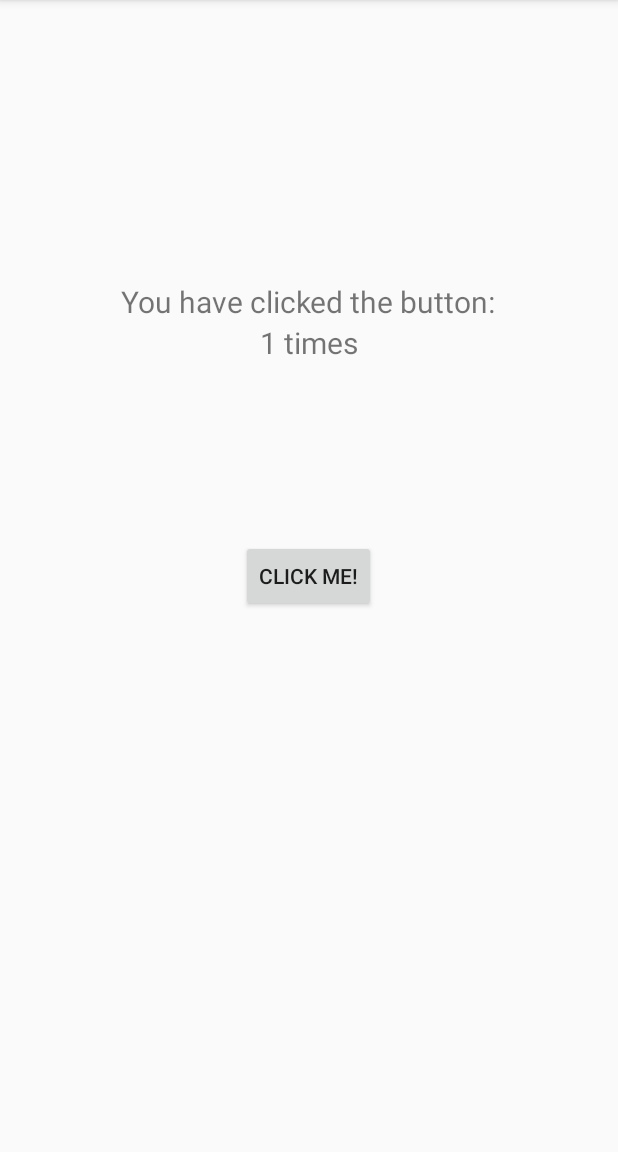
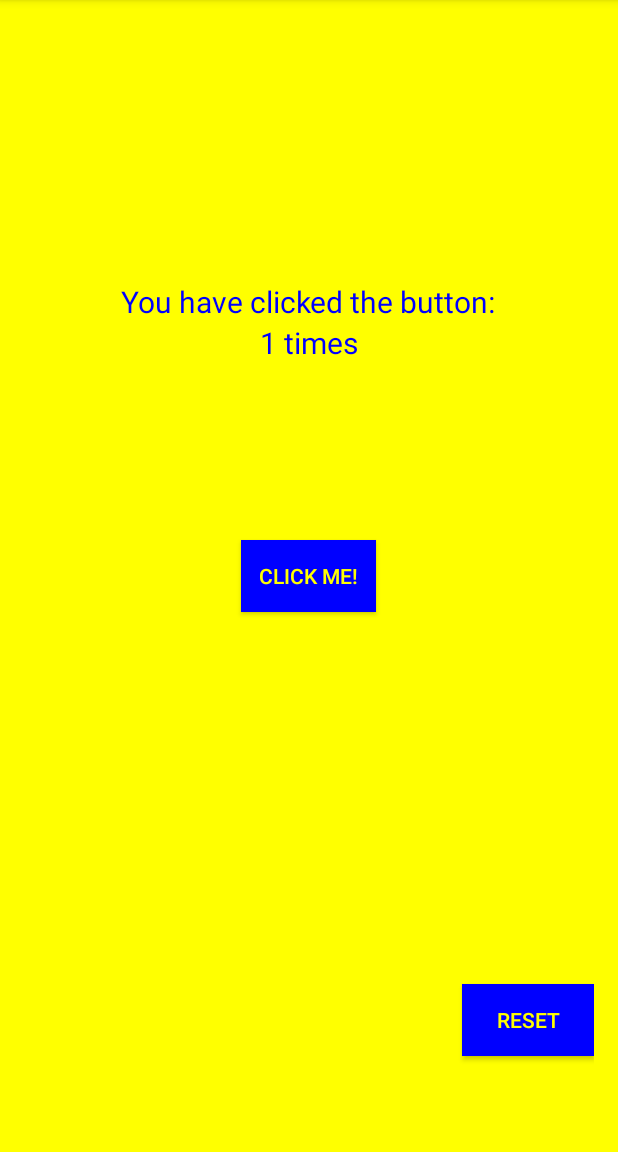
Before and after one commit to seewishnew/Delta-Tasks, an Android app: the screen it shows after launch (MainActivity), after a tap on "CLICK ME!", on a phone screen of 412 x 824 dp, the part 84-1236 px from its top. Run offline under Robolectric (Android 15) with nearby library versions, the phone set to English and light mode, and no system bars; 1 statement that could not run was skipped.

Commit message:
Major Changes Uses shared preferences in onPause to save during both app exits and orientation changes Random color changing functionality added Reset button added Color state does NOT persist during orientation changes

```diff
--- a/app/build.gradle
+++ b/app/build.gradle
@@ -24,4 +24,5 @@ dependencies {
     testCompile 'junit:junit:4.12'
     compile 'com.android.support:appcompat-v7:23.4.0'
     compile 'com.android.support:design:23.4.0'
+    compile 'com.google.android.gms:play-services-appindexing:8.1.0'
 }
--- a/app/src/main/AndroidManifest.xml
+++ b/app/src/main/AndroidManifest.xml
@@ -18,6 +18,11 @@
                 <category android:name="android.intent.category.LAUNCHER" />
             </intent-filter>
         </activity>
+        <!-- ATTENTION: This was auto-generated to add Google Play services to your project for
+             App Indexing.  See https://g.co/AppIndexing/AndroidStudio for more information. -->
+        <meta-data
+            android:name="com.google.android.gms.version"
+            android:value="@integer/google_play_services_version" />
     </application>
 
 </manifest>
--- a/app/src/main/java/com/example/vishnu/firsttask/MainActivity.java
+++ b/app/src/main/java/com/example/vishnu/firsttask/MainActivity.java
@@ -1,25 +1,47 @@
 package com.example.vishnu.firsttask;
 
 import android.content.SharedPreferences;
+import android.content.res.Resources;
+import android.graphics.Color;
+import android.net.Uri;
 import android.os.Bundle;
 import android.support.design.widget.FloatingActionButton;
 import android.support.design.widget.Snackbar;
+import android.support.v4.content.ContextCompat;
 import android.support.v7.app.AppCompatActivity;
 import android.support.v7.widget.Toolbar;
 import android.util.Log;
 import android.view.View;
 import android.view.Menu;
 import android.view.MenuItem;
+import android.widget.Button;
+import android.widget.RelativeLayout;
 import android.widget.TextView;
 import android.widget.Toast;
 
+import com.google.android.gms.appindexing.Action;
+import com.google.android.gms.appindexing.AppIndex;
+import com.google.android.gms.common.api.GoogleApiClient;
+
 import org.w3c.dom.Text;
+
+import java.util.Random;
 
 public class MainActivity extends AppCompatActivity {
 
     public static final String COUNT = "count";
     public int count = 0;
 
+    private SharedPreferences preferences;
+
+    private final String colors[] = {"red","blue","black","white","yellow","green"};
+
+    Random rand = new Random();
+    /**
+     * ATTENTION: This was auto-generated to implement the App Indexing API.
+     * See https://g.co/AppIndexing/AndroidStudio for more information.
+     */
+    private GoogleApiClient client;
 
     @Override
     protected void onCreate(Bundle savedInstanceState) {
@@ -28,11 +50,9 @@ public class MainActivity extends AppCompatActivity {
         Toolbar toolbar = (Toolbar) findViewById(R.id.toolbar);
         setSupportActionBar(toolbar);
 
-        if(savedInstanceState!=null)
-        count = savedInstanceState.getInt(COUNT);
+        preferences = getPreferences(MODE_PRIVATE);
 
-        else
-        count = 0;
+        count = preferences.getInt(COUNT, 0);
 
         TextView textView = (TextView) findViewById(R.id.count);
 
@@ -48,14 +68,30 @@ public class MainActivity extends AppCompatActivity {
 //        });
 
 
+        // ATTENTION: This was auto-generated to implement the App Indexing API.
+        // See https://g.co/AppIndexing/AndroidStudio for more information.
+        client = new GoogleApiClient.Builder(this).addApi(AppIndex.API).build();
     }
 
     @Override
-    protected void onSaveInstanceState(Bundle outState) {
-        super.onSaveInstanceState(outState);
+    protected void onPause() {
+        super.onPause();
 
-        outState.putInt(COUNT, count);
+        SharedPreferences.Editor editor = preferences.edit();
+
+        editor.putInt(COUNT, count);
+
+        editor.commit();
+
+        Log.d("Main Activity", "Saved preferences");
     }
+
+    //    @Override
+//    protected void onSaveInstanceState(Bundle outState) {
+//        super.onSaveInstanceState(outState);
+//
+//        outState.putInt(COUNT, count);
+//    }
 
     @Override
     public boolean onCreateOptionsMenu(Menu menu) {
@@ -79,12 +115,42 @@ public class MainActivity extends AppCompatActivity {
         return super.onOptionsItemSelected(item);
     }
 
-    public void onClickListener(View view){
+    public void onClickListener(View view) {
+
         count++;
 
         TextView textView = (TextView) findViewById(R.id.count);
 
         textView.setText("" + count + " times");
 
+        RelativeLayout relativeLayout = (RelativeLayout) findViewById(R.id.relativeLayout);
+        TextView textView1 = (TextView) findViewById(R.id.textView);
+        Button button = (Button) findViewById(R.id.button);
+        Button button1 = (Button) findViewById(R.id.reset);
+
+        int index = rand.nextInt(6);
+
+
+        relativeLayout.setBackgroundColor(Color.parseColor(colors[index]));
+
+        textView.setTextColor(Color.parseColor(colors[5 - index]));
+        textView1.setTextColor(Color.parseColor(colors[5 - index]));
+
+        button.setTextColor(Color.parseColor(colors[index]));
+        button.setBackgroundColor(Color.parseColor(colors[5 - index]));
+
+        button1.setTextColor(Color.parseColor(colors[index]));
+        button1.setBackgroundColor(Color.parseColor(colors[5 - index]));
+
+
     }
+
+
+    public void reset(View view){
+        count = 0;
+        TextView textView = (TextView) findViewById(R.id.count);
+
+        textView.setText("" + count + " times");
+    }
+
 }
--- a/app/src/main/res/layout/content_main.xml
+++ b/app/src/main/res/layout/content_main.xml
@@ -11,7 +11,9 @@
     android:paddingBottom="@dimen/activity_vertical_margin"
     app:layout_behavior="@string/appbar_scrolling_view_behavior"
     tools:showIn="@layout/activity_main"
-    tools:context="com.example.vishnu.firsttask.MainActivity">
+    tools:context="com.example.vishnu.firsttask.MainActivity"
+    android:background="#FFFFFF"
+    android:id="@+id/relativeLayout">
 
     <TextView
         android:text="You have clicked the button:"
@@ -41,4 +43,15 @@
         android:layout_centerHorizontal="true"
         android:onClick="onClickListener"/>
 
+    <Button
+        android:layout_width="wrap_content"
+        android:layout_height="wrap_content"
+        android:text="Reset"
+        android:id="@+id/reset"
+        android:layout_alignParentBottom="true"
+        android:layout_alignParentEnd="true"
+        android:layout_marginBottom="48dp"
+        android:onClick="reset"/>
+
+
 </RelativeLayout>
```
Also changed, not shown: app/src/main/res/values/colors.xml (+8 -0 lines).
